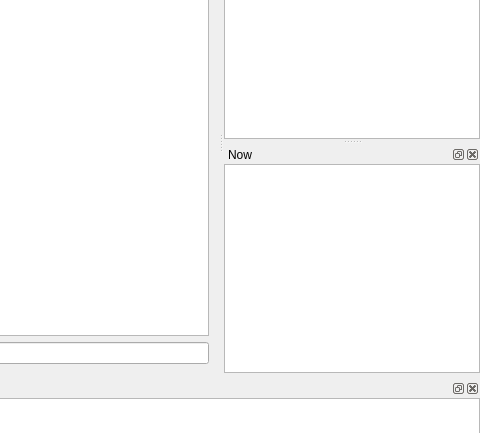
Qt form ui/mainwindow.ui (jlbrd/qmagneto) before a commit; both pictures show x 620 to 1100 and y 108 to 541 of the 1100 by 720 pixel window.
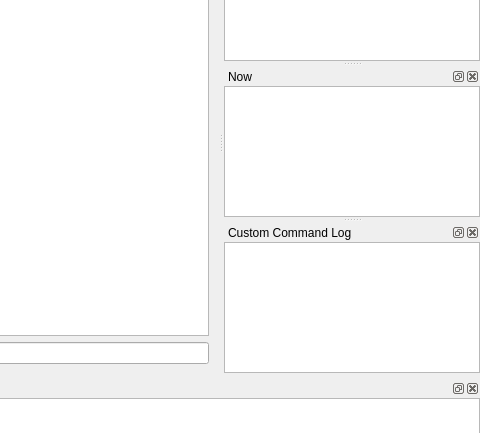
The same form after that commit. Icons and pictures are not drawn. Custom widgets are drawn as their Qt base class.

Commit message: - Add a custom command to update the TV guide

The edit to the form file:
```diff
--- a/ui/mainwindow.ui
+++ b/ui/mainwindow.ui
@@ -192,6 +192,28 @@
     </layout>
    </widget>
   </widget>
+  <widget class="QDockWidget" name="dockCustomCommandLog" >
+   <property name="windowTitle" >
+    <string>Custom Command Log</string>
+   </property>
+   <attribute name="dockWidgetArea" >
+    <number>2</number>
+   </attribute>
+   <widget class="QWidget" name="dockWidgetContentsLog" >
+    <layout class="QGridLayout" >
+     <property name="margin" >
+      <number>0</number>
+     </property>
+     <item row="0" column="0" >
+      <widget class="QTextBrowser" name="customCommandLog" >
+       <property name="openLinks" >
+        <bool>false</bool>
+       </property>
+      </widget>
+     </item>
+    </layout>
+   </widget>
+  </widget>
   <widget class="QDockWidget" name="dockDesc" >
    <property name="features" >
     <set>QDockWidget::AllDockWidgetFeatures</set>
```
Left out of the diff: 2 changed lines with no effect on the pictures. The commit also changes 7 other files.
